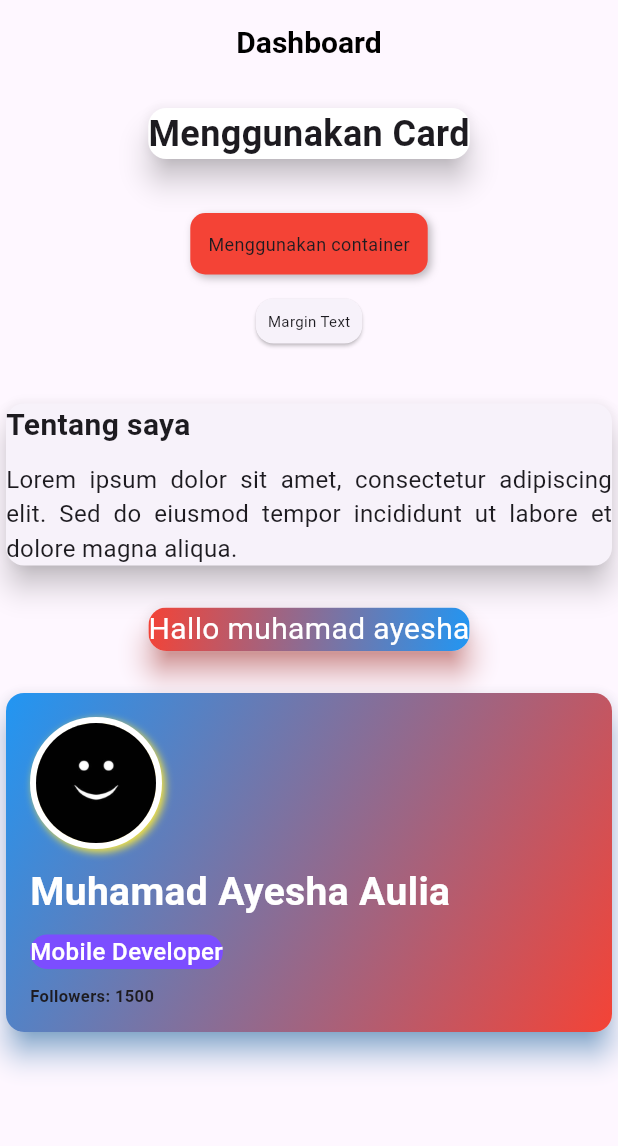
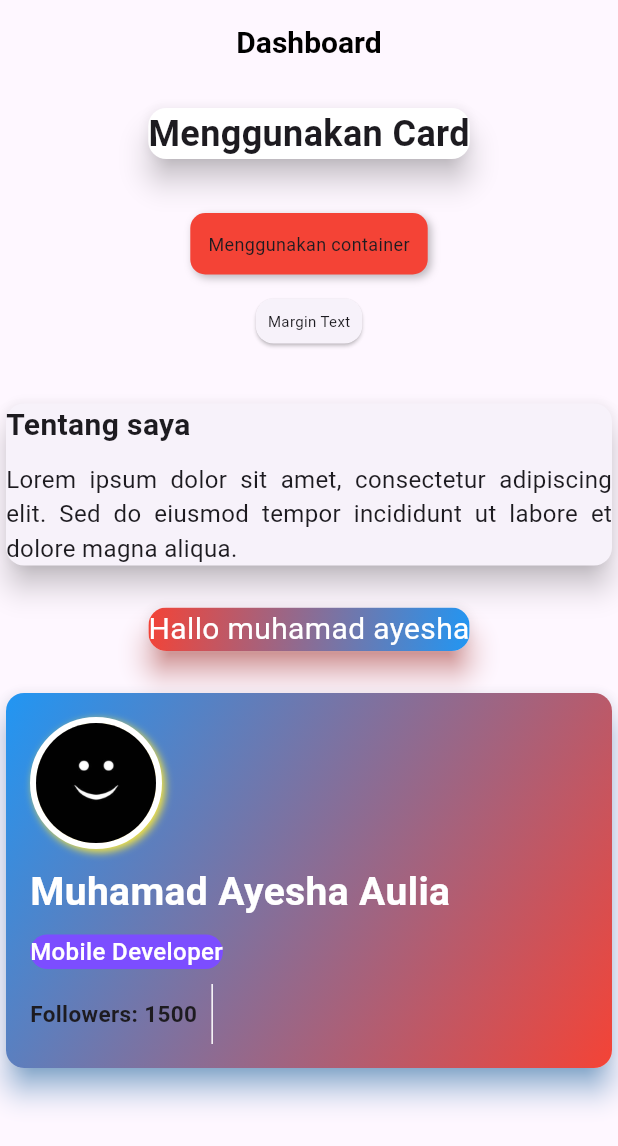
Before and after one commit to muhamadayeshaaulia/week_8_card, a Flutter app: the screen it shows after launch, on a phone screen of 412 x 824 dp. Shown: the top 1146 px of the screen. Run offline on Flutter 3.47's test engine with Material 3 defaults, Android fonts, the light colour scheme and no system bars.

Commit message:
membuat garis vertical untuk memihsakan row 1 dan row lainnya yg akan di isi dengan text selanjutnya

```diff
--- a/lib/latihan_card.dart
+++ b/lib/latihan_card.dart
@@ -150,8 +150,16 @@ class MycardNight extends StatelessWidget {
                         Text(
                           'Followers: 1500',
                           style: TextStyle(
-                            fontSize: 11,
+                            fontSize: 15,
                             fontWeight: FontWeight.bold,
+                          ),
+                        ),
+                        SizedBox(
+                          height: 40,
+                          child: VerticalDivider(
+                            color: Colors.white,
+                            thickness: 1,
+                            width: 20,
                           ),
                         )
                       ],
```
